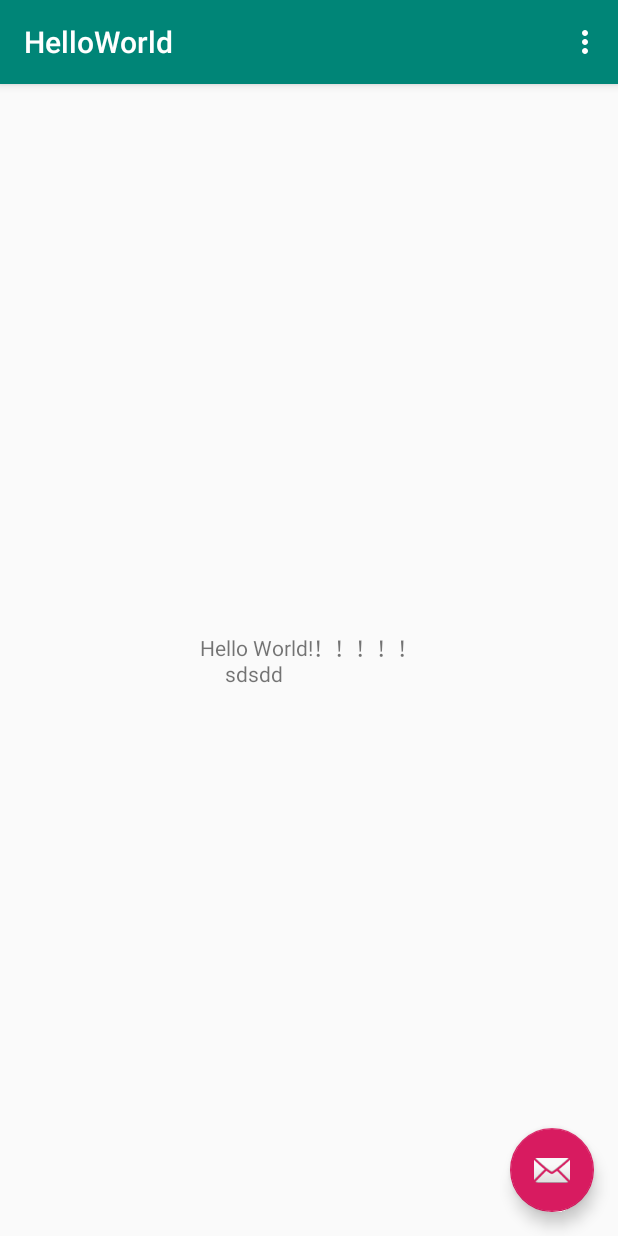
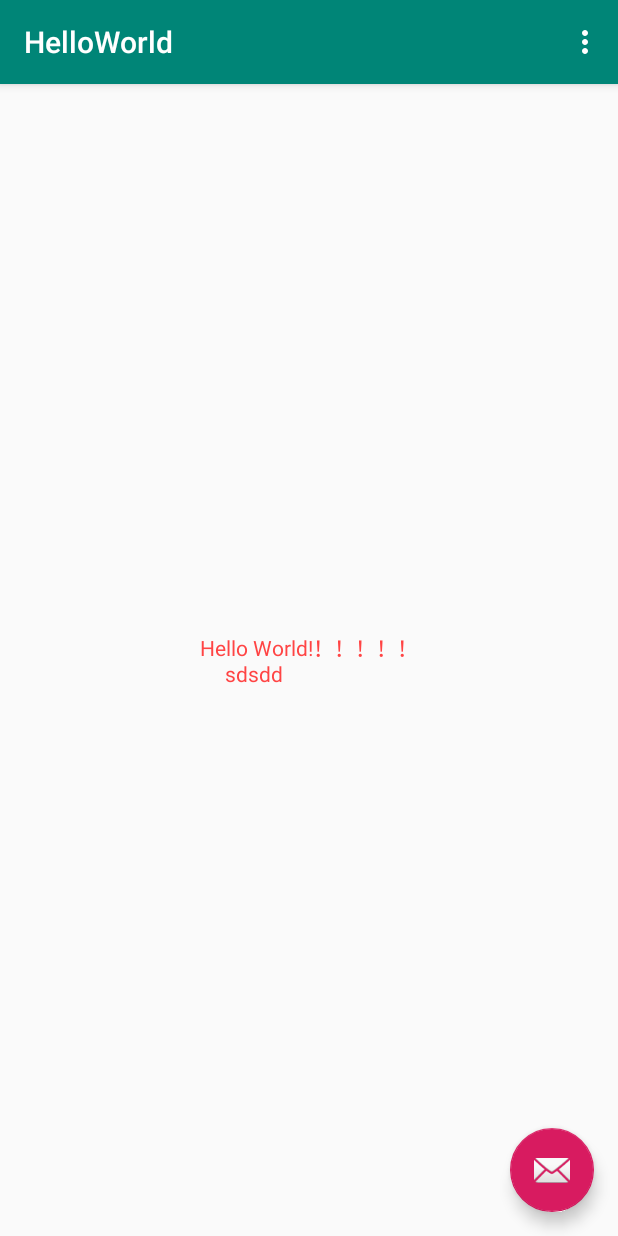
Before and after one commit to sui1234/MemoryGame, an Android app: the screen it shows after launch (MainActivity), on a phone screen of 412 x 824 dp. Run offline under Robolectric (Android 15) with nearby library versions, the light colour scheme and no system bars.

Commit message:
changed color

```diff
--- a/HelloWorld/app/src/main/res/layout/content_main.xml
+++ b/HelloWorld/app/src/main/res/layout/content_main.xml
@@ -12,6 +12,7 @@
         android:layout_width="wrap_content"
         android:layout_height="wrap_content"
         android:text="Hello World!！！！！！\n     sdsdd"
+        android:textColor="@android:color/holo_red_light"
         app:layout_constraintBottom_toBottomOf="parent"
         app:layout_constraintLeft_toLeftOf="parent"
         app:layout_constraintRight_toRightOf="parent"
```
